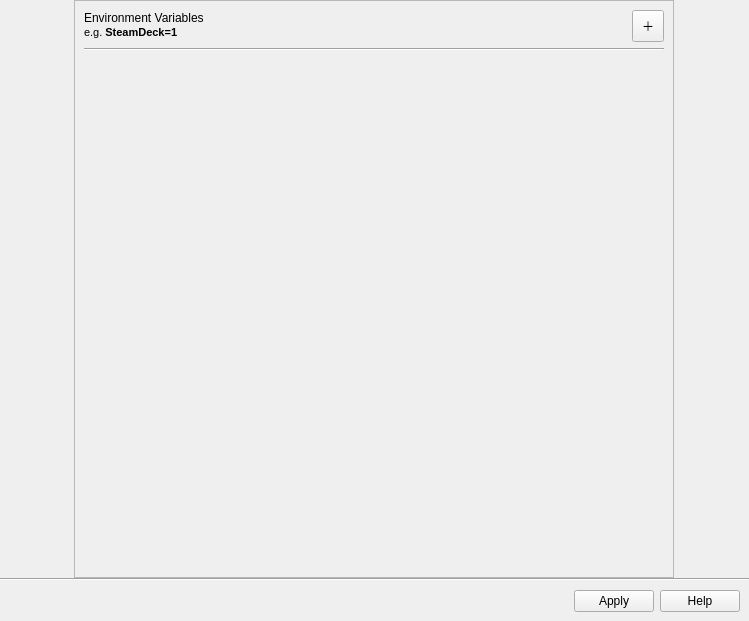
First picture: the form in src/environment_variables.ui, repository rfrench3/scopebuddy-gui, before the edit.
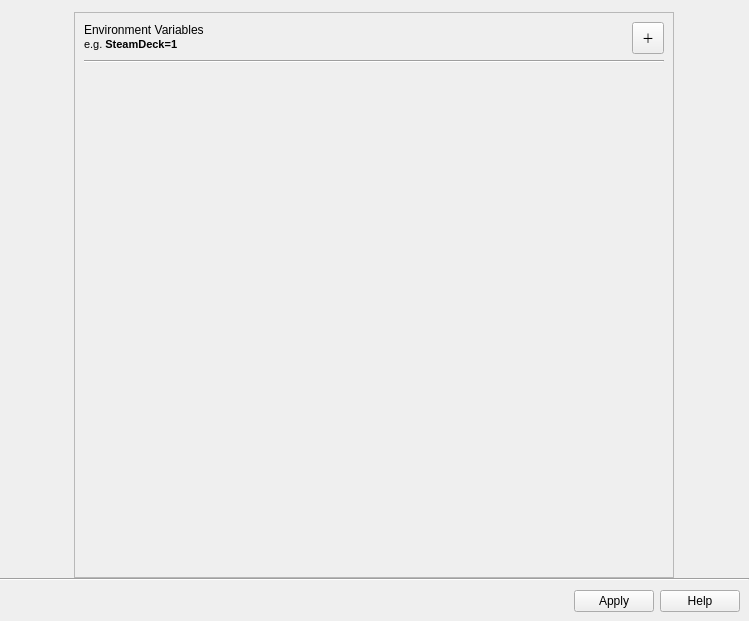
Second picture: the form after the edit. Icons and pictures are not drawn.

Commit message: improve interface: - consistent outer padding between tab pages - removed excess lines in the QTabWidget (enabled Document Mode)

What changed in the file:
```diff
--- a/src/environment_variables.ui
+++ b/src/environment_variables.ui
@@ -31,6 +31,18 @@
    </property>
    <item>
     <layout class="QHBoxLayout" name="horizontalLayout">
+     <property name="leftMargin">
+      <number>12</number>
+     </property>
+     <property name="topMargin">
+      <number>12</number>
+     </property>
+     <property name="rightMargin">
+      <number>12</number>
+     </property>
+     <property name="bottomMargin">
+      <number>0</number>
+     </property>
      <item>
       <widget class="QScrollArea" name="variables_list">
        <property name="maximumSize">
@@ -48,7 +60,7 @@
           <x>0</x>
           <y>0</y>
           <width>600</width>
-          <height>570</height>
+          <height>559</height>
          </rect>
         </property>
         <layout class="QVBoxLayout" name="verticalLayout_4">
```
The commit also changes 2 other files.
